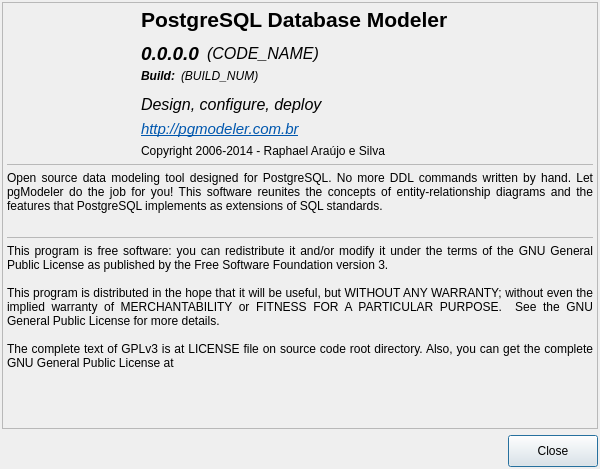
Old version of the form libpgmodeler_ui/ui/aboutform.ui in the repository pgmodeler/pgmodeler.
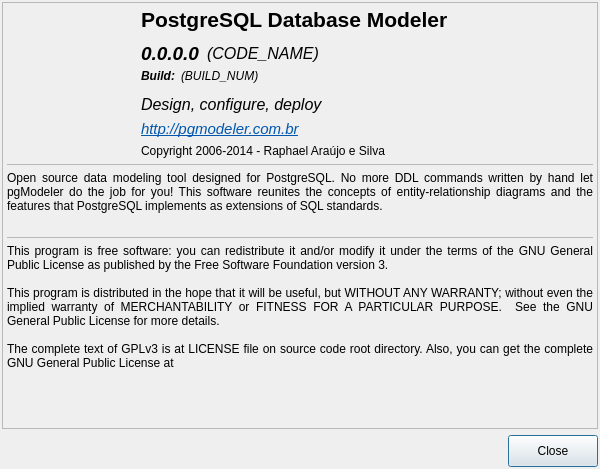
New version of the form. Icons and pictures are not drawn.

```diff
--- a/libpgmodeler_ui/ui/aboutform.ui
+++ b/libpgmodeler_ui/ui/aboutform.ui
@@ -186,7 +186,7 @@
          </size>
         </property>
         <property name="text">
-         <string>Open source data modeling tool designed for PostgreSQL. No more DDL commands written by hand. Let pgModeler do the job for you! This software reunites the concepts of entity-relationship diagrams and the features that PostgreSQL implements as extensions of SQL standards. </string>
+         <string>Open source data modeling tool designed for PostgreSQL. No more DDL commands written by hand let pgModeler do the job for you! This software reunites the concepts of entity-relationship diagrams and the features that PostgreSQL implements as extensions of SQL standards. </string>
         </property>
         <property name="textFormat">
          <enum>Qt::PlainText</enum>
```
